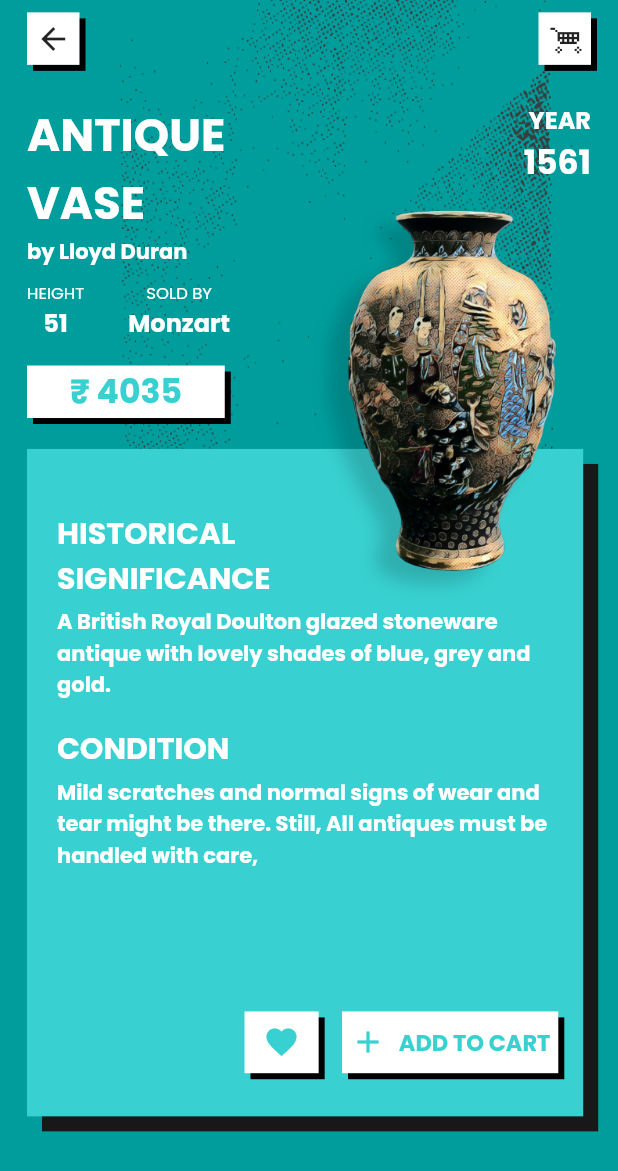
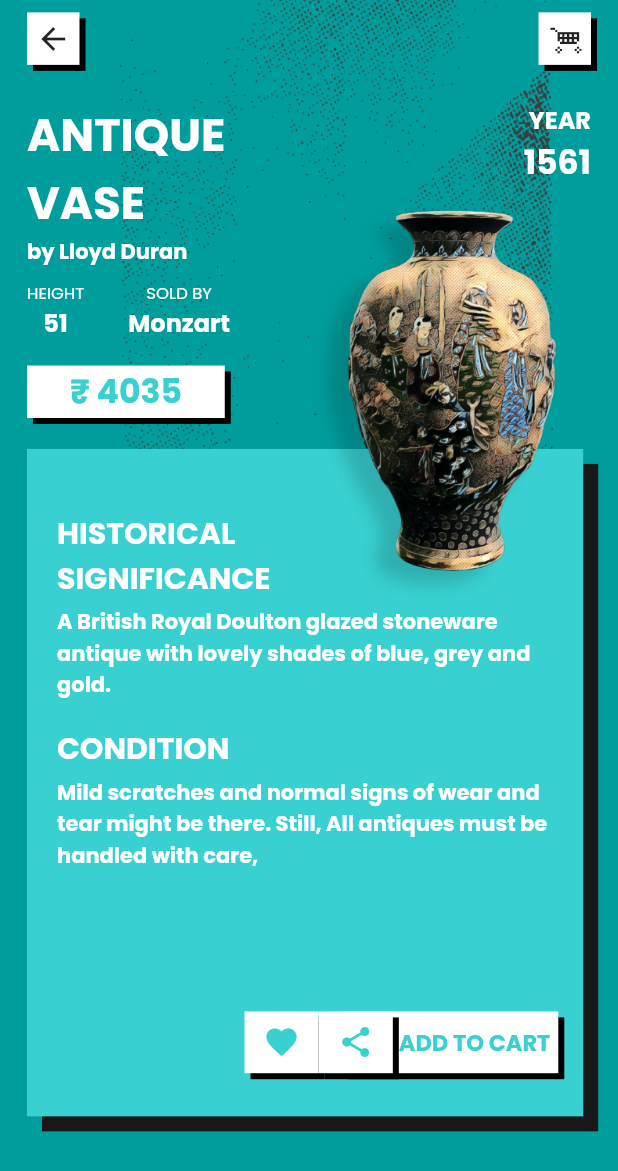
Before and after one commit to himanshusharma89/relic_bazaar, a Flutter app: the screen it shows after launch, after a tap on "ANTIQUE VASE", on a phone screen of 412 x 824 dp. Shown: the top 1171 px of the screen. Run offline on Flutter 3.47's test engine with Material 2 defaults, Android fonts, the phone set to English and light mode, and no system bars; our stand-ins replace firebase_dynamic_links, flutter_svg, fluttertoast, google_fonts; missing offline and left inert: razorpay_flutter; accounts and stored records are empty; statements that could not run were skipped.

Commit message:
feat: dynamic link

```diff
--- a/lib/main.dart
+++ b/lib/main.dart
@@ -22,7 +22,7 @@ class MyApp extends StatelessWidget {
       routes: <String, WidgetBuilder>{
         '/dashboard': (BuildContext context) => Dashboard(),
       },
-      home: Splash(),
+      home: Splash(initLink: true),
     );
   }
 }
--- a/lib/widgets/product/product_page.dart
+++ b/lib/widgets/product/product_page.dart
@@ -345,7 +345,20 @@ class _ProductPageState extends State<ProductPage> {
                   width: width * 0.12,
                   height: height * 0.05,
                   borderColor: Colors.white,
-                )
+                ),
+                RetroButton(
+                  child: Center(
+                    child: Icon(
+                      Icons.share,
+                      color: RelicColors.primaryColor,
+                    ),
+                  ),
+                  upperColor: Colors.white,
+                  lowerColor: Colors.black,
+                  width: width * 0.12,
+                  height: height * 0.05,
+                  borderColor: Colors.white,
+                ),
               ],
             ),
           ),
--- a/lib/widgets/splash.dart
+++ b/lib/widgets/splash.dart
@@ -1,7 +1,12 @@
 import 'dart:async';
 import 'package:flutter/material.dart';
+import 'package:firebase_dynamic_links/firebase_dynamic_links.dart';
+import 'package:retro_shopping/helpers/slide_route.dart';
+import 'package:retro_shopping/widgets/product/product_page.dart';
 
 class Splash extends StatefulWidget {
+  final bool initLink;
+  Splash({this.initLink});
   @override
   _SplashState createState() => _SplashState();
 }
@@ -11,6 +16,57 @@ class _SplashState extends State<Splash> {
   void initState() {
     super.initState();
     startTime();
+    _initLink();
+  }
+
+  @override
+  void dispose() {
+    super.dispose();
+  }
+
+  Future initDynamicLinks() async {
+    final PendingDynamicLinkData data =
+        await FirebaseDynamicLinks.instance.getInitialLink();
+
+    await _handleDeepLink(data);
+
+    // Register a link callback to fire if the app is opened up from the background
+    // using a dynamic link.
+    FirebaseDynamicLinks.instance.onLink(
+        onSuccess: (PendingDynamicLinkData dynamicLink) async {
+      // handle link that has been retrieved
+      await _handleDeepLink(dynamicLink);
+    }, onError: (OnLinkErrorException e) async {
+      print('Link Failed: ${e.message}');
+    });
+  }
+
+  Future<void> _handleDeepLink(PendingDynamicLinkData data) async {
+    final Uri deepLink = data?.link;
+    if (deepLink != null) {
+      if (deepLink.queryParameters['isProduct'] == 'true') {
+        Navigator.push(
+            context,
+            SlideBottomRoute(
+                page: ProductPage(
+              text: deepLink.queryParameters['text'],
+              owner: deepLink.queryParameters['owner'],
+              image: deepLink.queryParameters['image'],
+              prodHeight: int.tryParse(deepLink.queryParameters['height']),
+              seller: deepLink.queryParameters['seller'],
+              amount: deepLink.queryParameters['amount'],
+            )));
+      }
+    }
+  }
+
+  _initLink() {
+    Future.delayed(
+      Duration(milliseconds: 300),
+      () async {
+        if (widget.initLink) await initDynamicLinks();
+      },
+    );
   }
 
   startTime() async {
--- a/pubspec.yaml
+++ b/pubspec.yaml
@@ -31,6 +31,9 @@ dependencies:
   google_fonts: ^1.1.0
   razorpay_flutter: 1.1.0
   fluttertoast: ^7.1.8
+  firebase_dynamic_links: ^0.6.3
+  esys_flutter_share: ^1.0.2
+
 dependency_overrides:
   flutter_svg: 0.19.0
 dev_dependencies:
```
Also changed, not shown: lib/services/dynamicLink.dart (added, +36 -0 lines), 2 other files.
